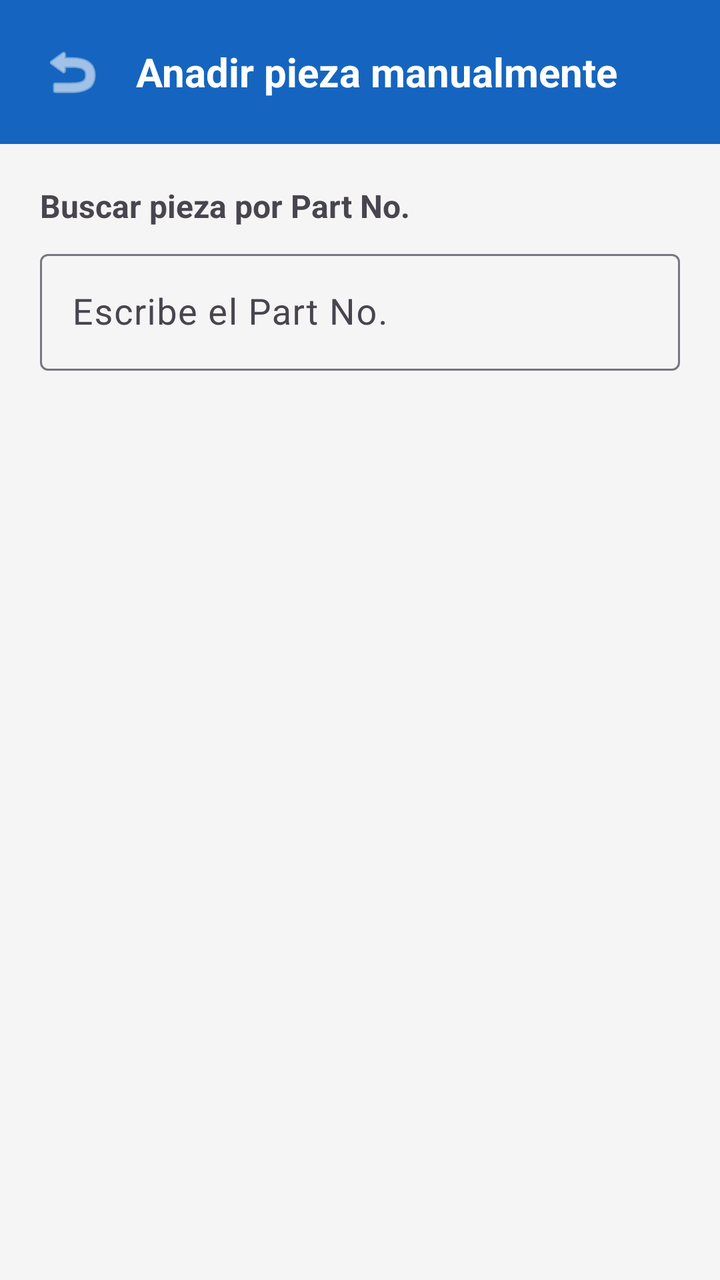
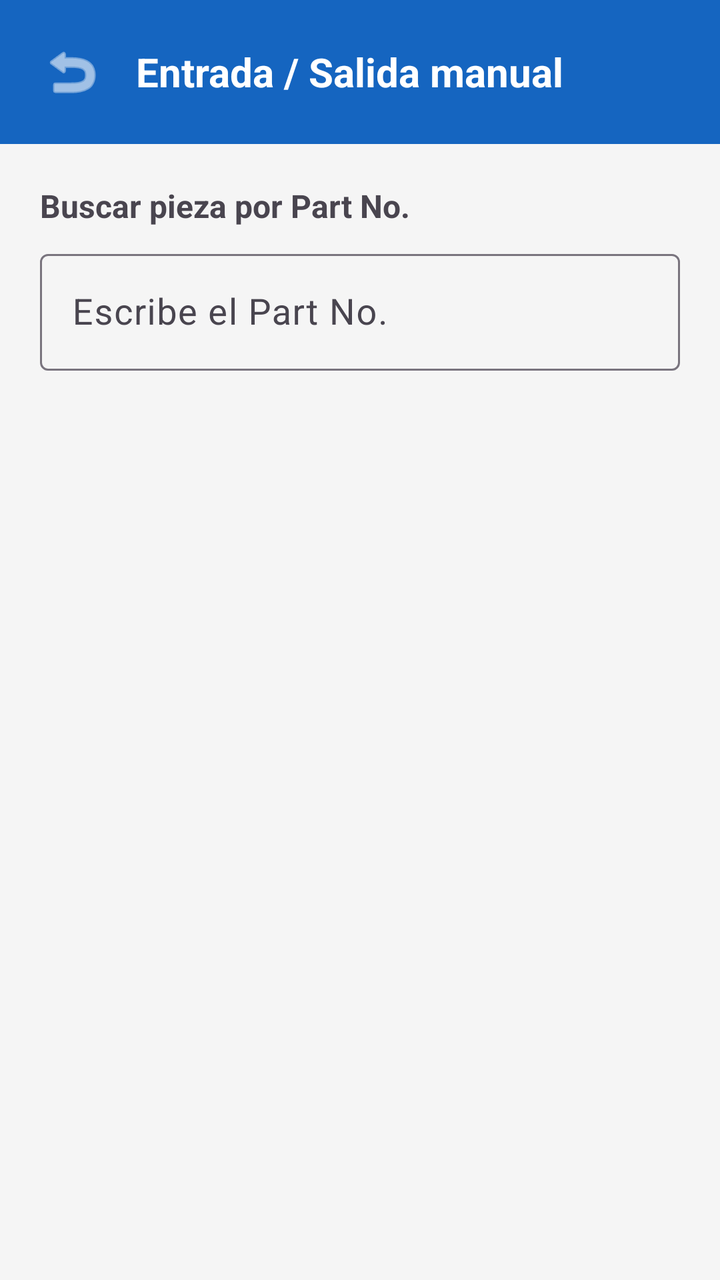

Two renders of the same Android screen: before a commit and after it. Below are the layout's source before the change and the commit's diff.
<!-- AndroidManifest.xml: activity theme Theme.InventarioAlmacen -->
<!-- res/layout/activity_manual_entry.xml -->
<?xml version="1.0" encoding="utf-8"?>
<FrameLayout
    xmlns:android="http://schemas.android.com/apk/res/android"
    xmlns:app="http://schemas.android.com/apk/res-auto"
    android:layout_width="match_parent"
    android:layout_height="match_parent">

    <LinearLayout
        android:layout_width="match_parent"
        android:layout_height="match_parent"
        android:orientation="vertical"
        android:background="@color/background">

        
        <LinearLayout
            android:layout_width="match_parent"
            android:layout_height="wrap_content"
            android:orientation="horizontal"
            android:background="@color/primary"
            android:padding="16dp"
            android:gravity="center_vertical">

            <ImageButton
                android:id="@+id/btnBack"
                android:layout_width="40dp"
                android:layout_height="40dp"
                android:src="@android:drawable/ic_menu_revert"
                android:background="?attr/selectableItemBackgroundBorderless"
                android:contentDescription="Volver"
                app:tint="@android:color/white" />

            <TextView
                android:layout_width="0dp"
                android:layout_height="wrap_content"
                android:layout_weight="1"
                android:text="Anadir pieza manualmente"
                android:textColor="@android:color/white"
                android:textSize="20sp"
                android:textStyle="bold"
                android:layout_marginStart="12dp" />
        </LinearLayout>

        <ScrollView
            android:layout_width="match_parent"
            android:layout_height="match_parent">

            <LinearLayout
                android:layout_width="match_parent"
                android:layout_height="wrap_content"
                android:orientation="vertical"
                android:padding="20dp"
                android:focusable="true"
                android:focusableInTouchMode="true">

                <LinearLayout
                    android:id="@+id/layoutSearch"
                    android:layout_width="match_parent"
                    android:layout_height="wrap_content"
                    android:orientation="vertical">

                    <TextView
                        android:layout_width="wrap_content"
                        android:layout_height="wrap_content"
                        android:text="Buscar pieza por Part No."
                        android:textSize="16sp"
                        android:textStyle="bold"
                        android:layout_marginBottom="8dp" />

                    <com.google.android.material.textfield.TextInputLayout
                        android:layout_width="match_parent"
                        android:layout_height="wrap_content"
                        android:hint="Escribe el Part No.">

                        <com.google.android.material.textfield.TextInputEditText
                            android:id="@+id/etPartNo"
                            android:layout_width="match_parent"
                            android:layout_height="wrap_content"
                            android:inputType="number"
                            android:imeOptions="actionSearch"
                            android:textSize="18sp" />
                    </com.google.android.material.textfield.TextInputLayout>

                    
                    <androidx.recyclerview.widget.RecyclerView
                        android:id="@+id/recyclerResults"
                        android:layout_width="match_parent"
                        android:layout_height="wrap_content"
                        android:layout_marginTop="8dp"
                        android:nestedScrollingEnabled="false"
                        android:visibility="gone" />
                </LinearLayout>

                
                <com.google.android.material.card.MaterialCardView
                    android:id="@+id/cardSelected"
                    android:layout_width="match_parent"
                    android:layout_height="wrap_content"
                    android:layout_marginTop="16dp"
                    android:visibility="gone"
                    app:cardCornerRadius="12dp"
                    app:cardElevation="4dp"
                    app:strokeColor="@color/primary"
                    app:strokeWidth="2dp">

                    <LinearLayout
                        android:layout_width="match_parent"
                        android:layout_height="wrap_content"
                        android:orientation="vertical"
                        android:padding="16dp">

                        <TextView
                            android:id="@+id/tvSelectedPartNo"
                            android:layout_width="wrap_content"
                            android:layout_height="wrap_content"
                            android:textSize="20sp"
                            android:textStyle="bold"
                            android:textColor="@color/primary" />

                        <TextView
                            android:id="@+id/tvSelectedDesc"
                            android:layout_width="wrap_content"
                            android:layout_height="wrap_content"
                            android:textSize="14sp"
                            android:layout_marginTop="4dp" />

                        <TextView
                            android:id="@+id/tvSelectedGroup"
                            android:layout_width="wrap_content"
                            android:layout_height="wrap_content"
                            android:textSize="13sp"
                            android:layout_marginTop="2dp"
                            android:textColor="#666666" />

                        <TextView
                            android:id="@+id/tvSelectedStock"
                            android:layout_width="wrap_content"
                            android:layout_height="wrap_content"
                            android:textSize="14sp"
                            android:layout_marginTop="8dp"
                            android:textStyle="bold" />
                    </LinearLayout>
                </com.google.android.material.card.MaterialCardView>

                
                <LinearLayout
                    android:id="@+id/layoutQuantity"
                    android:layout_width="match_parent"
                    android:layout_height="wrap_content"
                    android:orientation="vertical"
                    android:layout_marginTop="20dp"
                    android:visibility="gone">

                    <TextView
                        android:layout_width="wrap_content"
                        android:layout_height="wrap_content"
                        android:text="Cantidad a anadir"
                        android:textSize="16sp"
                        android:textStyle="bold"
                        android:layout_marginBottom="8dp" />

                    <LinearLayout
                        android:layout_width="match_parent"
                        android:layout_height="wrap_content"
                        android:orientation="horizontal"
                        android:gravity="center_vertical">

                        <com.google.android.material.button.MaterialButton
                            android:id="@+id/btnMinus"
                            android:layout_width="56dp"
                            android:layout_height="56dp"
                            android:text="-"
                            android:textSize="24sp"
                            app:cornerRadius="28dp" />

                        <com.google.android.material.textfield.TextInputEditText
                            android:id="@+id/etQuantity"
                            android:layout_width="0dp"
                            android:layout_height="wrap_content"
                            android:layout_weight="1"
                            android:layout_marginStart="16dp"
                            android:layout_marginEnd="16dp"
                            android:inputType="number"
                            android:textSize="28sp"
                            android:textAlignment="center"
                            android:text="1" />

                        <com.google.android.material.button.MaterialButton
                            android:id="@+id/btnPlus"
                            android:layout_width="56dp"
                            android:layout_height="56dp"
                            android:text="+"
                            android:textSize="24sp"
                            app:cornerRadius="28dp" />
                    </LinearLayout>

                    <com.google.android.material.button.MaterialButton
                        android:id="@+id/btnConfirm"
                        android:layout_width="match_parent"
                        android:layout_height="64dp"
                        android:layout_marginTop="20dp"
                        android:text="Confirmar entrada"
                        android:textSize="18sp"
                        android:textStyle="bold"
                        android:textColor="@android:color/white"
                        app:backgroundTint="@color/stock_ok"
                        app:cornerRadius="12dp" />
                </LinearLayout>

                
                <ProgressBar
                    android:id="@+id/progressBar"
                    android:layout_width="wrap_content"
                    android:layout_height="wrap_content"
                    android:layout_gravity="center"
                    android:layout_marginTop="20dp"
                    android:visibility="gone" />

            </LinearLayout>
        </ScrollView>
    </LinearLayout>

    
    <FrameLayout
        android:id="@+id/overlayConfirm"
        android:layout_width="match_parent"
        android:layout_height="match_parent"
        android:background="#99000000"
        android:visibility="gone"
        android:clickable="true"
        android:focusable="true">

        <com.google.android.material.card.MaterialCardView
            android:layout_width="match_parent"
            android:layout_height="wrap_content"
            android:layout_gravity="center"
            android:layout_margin="32dp"
            app:cardCornerRadius="20dp"
            app:cardElevation="12dp"
            app:cardBackgroundColor="@android:color/white">

            <LinearLayout
                android:layout_width="match_parent"
                android:layout_height="wrap_content"
                android:orientation="vertical"
                android:gravity="center"
                android:padding="28dp">

                <TextView
                    android:layout_width="wrap_content"
                    android:layout_height="wrap_content"
                    android:text="REGISTRADO"
                    android:textSize="14sp"
                    android:textStyle="bold"
                    android:textColor="@color/stock_ok"
                    android:letterSpacing="0.15" />

                <TextView
                    android:id="@+id/tvConfirmPartNo"
                    android:layout_width="wrap_content"
                    android:layout_height="wrap_content"
                    android:textSize="26sp"
                    android:textStyle="bold"
                    android:textColor="@color/primary"
                    android:layout_marginTop="12dp" />

                <TextView
                    android:id="@+id/tvConfirmDesc"
                    android:layout_width="wrap_content"
                    android:layout_height="wrap_content"
                    android:textSize="15sp"
                    android:textColor="#555555"
                    android:gravity="center"
                    android:layout_marginTop="8dp" />

                <View
                    android:layout_width="80dp"
                    android:layout_height="2dp"
                    android:background="@color/stock_ok"
                    android:layout_marginTop="16dp"
                    android:layout_marginBottom="16dp" />

                <TextView
                    android:id="@+id/tvConfirmQty"
                    android:layout_width="wrap_content"
                    android:layout_height="wrap_content"
                    android:textSize="32sp"
                    android:textStyle="bold"
                    android:textColor="@color/stock_ok" />

                <TextView
                    android:id="@+id/tvConfirmStock"
                    android:layout_width="wrap_content"
                    android:layout_height="wrap_content"
                    android:textSize="16sp"
                    android:textColor="#333333"
                    android:layout_marginTop="8dp" />
            </LinearLayout>
        </com.google.android.material.card.MaterialCardView>
    </FrameLayout>

</FrameLayout>
<!-- resources referenced by this layout -->
<resources>
  <color name="background">#F5F5F5</color>
  <color name="primary">#1565C0</color>
  <color name="stock_ok">#2E7D32</color>
  <style name="Theme.InventarioAlmacen" parent="Theme.Material3.Light.NoActionBar">
          <item name="colorPrimary">@color/primary</item>
          <item name="colorPrimaryDark">@color/primary_dark</item>
          <item name="colorAccent">@color/accent</item>
          <item name="android:statusBarColor">@color/primary_dark</item>
      </style>
  <color name="primary_dark">#0D47A1</color>
  <color name="accent">#FF6F00</color>
</resources>

<!-- the commit's change to res/layout/activity_manual_entry.xml (unified diff, before → after) -->
@@ -33,7 +33,7 @@
                 android:layout_width="0dp"
                 android:layout_height="wrap_content"
                 android:layout_weight="1"
-                android:text="Anadir pieza manualmente"
+                android:text="Entrada / Salida manual"
                 android:textColor="@android:color/white"
                 android:textSize="20sp"
                 android:textStyle="bold"
@@ -153,7 +153,7 @@
                     <TextView
                         android:layout_width="wrap_content"
                         android:layout_height="wrap_content"
-                        android:text="Cantidad a anadir"
+                        android:text="Cantidad"
                         android:textSize="16sp"
                         android:textStyle="bold"
                         android:layout_marginBottom="8dp" />
@@ -196,13 +196,25 @@
                     <com.google.android.material.button.MaterialButton
                         android:id="@+id/btnConfirm"
                         android:layout_width="match_parent"
-                        android:layout_height="64dp"
-                        android:layout_marginTop="20dp"
-                        android:text="Confirmar entrada"
-                        android:textSize="18sp"
+                        android:layout_height="56dp"
+                        android:layout_marginTop="16dp"
+                        android:text="+ Confirmar entrada"
+                        android:textSize="16sp"
                         android:textStyle="bold"
                         android:textColor="@android:color/white"
                         app:backgroundTint="@color/stock_ok"
+                        app:cornerRadius="12dp" />
+
+                    <com.google.android.material.button.MaterialButton
+                        android:id="@+id/btnConfirmExit"
+                        android:layout_width="match_parent"
+                        android:layout_height="56dp"
+                        android:layout_marginTop="8dp"
+                        android:text="- Confirmar salida"
+                        android:textSize="16sp"
+                        android:textStyle="bold"
+                        android:textColor="@android:color/white"
+                        app:backgroundTint="@color/stock_low"
                         app:cornerRadius="12dp" />
                 </LinearLayout>
 
<!-- resource entries referenced after the edit -->
@@ -2,6 +2,7 @@
 <resources>
   <color name="background">#F5F5F5</color>
   <color name="primary">#1565C0</color>
+  <color name="stock_low">#C62828</color>
   <color name="stock_ok">#2E7D32</color>
   <style name="Theme.InventarioAlmacen" parent="Theme.Material3.Light.NoActionBar">
           <item name="colorPrimary">@color/primary</item>
